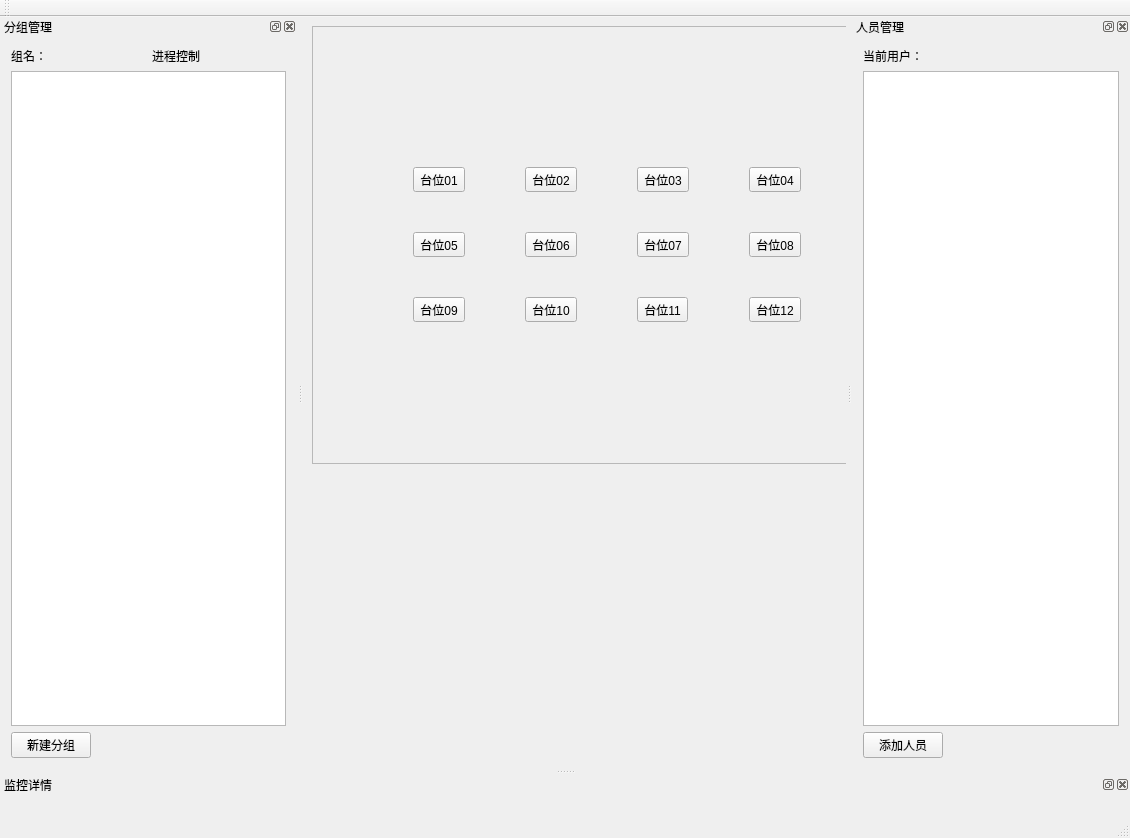
backto25/Stone, file mainwindow.ui: the form before one commit.
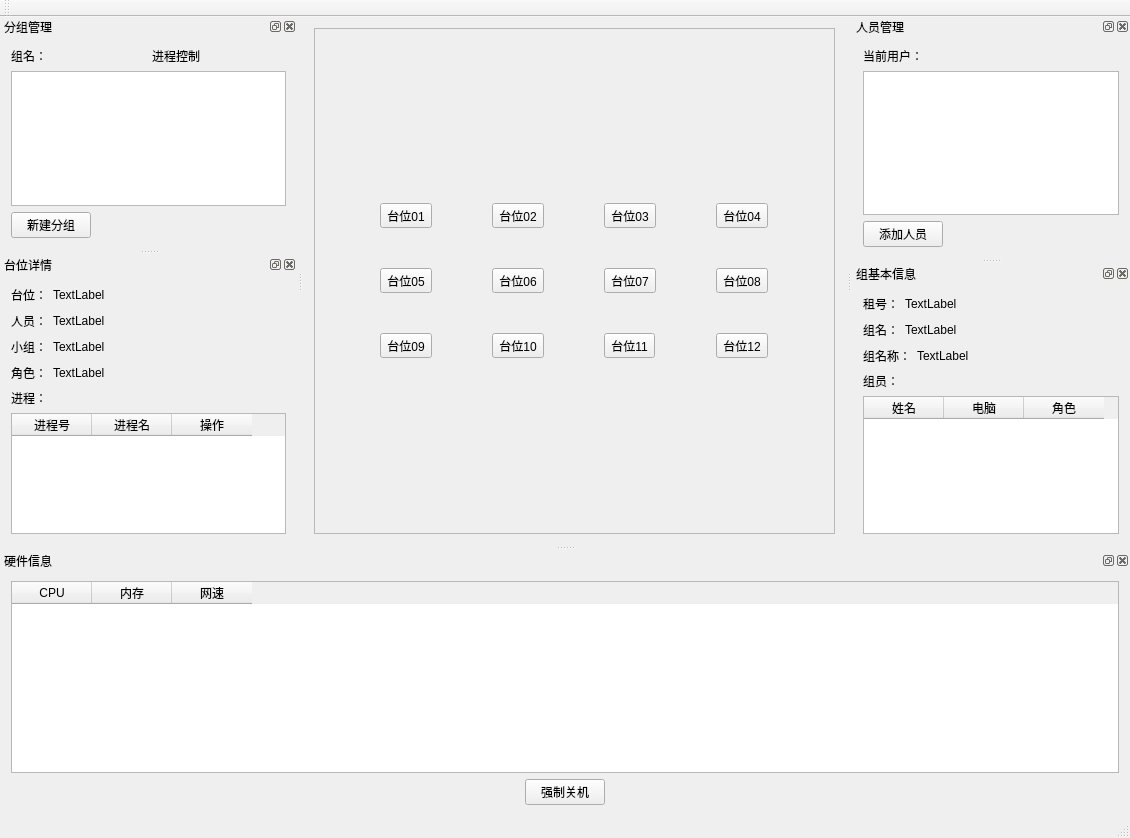
The form after the commit. Icons and pictures are not drawn.

Patch:
```diff
--- a/mainwindow.ui
+++ b/mainwindow.ui
@@ -17,15 +17,9 @@
    <enum>Qt::ToolButtonIconOnly</enum>
   </property>
   <widget class="QWidget" name="centralWidget">
+   <layout class="QGridLayout" name="gridLayout_8">
+    <item row="0" column="0">
    <widget class="QFrame" name="frame">
-    <property name="geometry">
-     <rect>
-      <x>9</x>
-      <y>9</y>
-      <width>590</width>
-      <height>438</height>
-     </rect>
-    </property>
     <property name="frameShape">
      <enum>QFrame::StyledPanel</enum>
     </property>
@@ -285,6 +279,8 @@
      </item>
     </layout>
    </widget>
+    </item>
+   </layout>
   </widget>
   <widget class="QMenuBar" name="menuBar">
    <property name="geometry">
@@ -431,20 +427,372 @@
   </widget>
   <widget class="QDockWidget" name="dockWidgetMonitor">
    <property name="windowTitle">
-    <string>监控详情</string>
+    <string>硬件信息</string>
    </property>
    <attribute name="dockWidgetArea">
     <number>8</number>
    </attribute>
    <widget class="QWidget" name="dockWidgetContents_2">
     <layout class="QGridLayout" name="gridLayout_5">
-     <item row="0" column="1">
-      <widget class="QStackedWidget" name="stackedWidget">
-       <property name="currentIndex">
+     <item row="0" column="0">
+      <widget class="QTableWidget" name="tableWidget_3">
+       <attribute name="horizontalHeaderDefaultSectionSize">
+        <number>80</number>
+       </attribute>
+       <column>
+        <property name="text">
+         <string>CPU</string>
+        </property>
+       </column>
+       <column>
+        <property name="text">
+         <string>内存</string>
+        </property>
+       </column>
+       <column>
+        <property name="text">
+         <string>网速</string>
+        </property>
+       </column>
+      </widget>
+     </item>
+     <item row="1" column="0">
+      <layout class="QHBoxLayout" name="horizontalLayout_9">
+       <item>
+        <spacer name="horizontalSpacer_3">
+         <property name="orientation">
+          <enum>Qt::Horizontal</enum>
+         </property>
+         <property name="sizeHint" stdset="0">
+          <size>
+           <width>40</width>
+           <height>20</height>
+          </size>
+         </property>
+        </spacer>
+       </item>
+       <item>
+        <widget class="QPushButton" name="pushButton_2">
+         <property name="text">
+          <string>强制关机</string>
+         </property>
+        </widget>
+       </item>
+       <item>
+        <spacer name="horizontalSpacer_7">
+         <property name="orientation">
+          <enum>Qt::Horizontal</enum>
+         </property>
+         <property name="sizeHint" stdset="0">
+          <size>
+           <width>40</width>
+           <height>20</height>
+          </size>
+         </property>
+        </spacer>
+       </item>
+      </layout>
+     </item>
+    </layout>
+   </widget>
+  </widget>
+  <widget class="QDockWidget" name="dockWidgetGroupInfo">
+   <property name="windowTitle">
+    <string>组基本信息</string>
+   </property>
+   <attribute name="dockWidgetArea">
+    <number>2</number>
+   </attribute>
+   <widget class="QWidget" name="dockWidgetContents_3">
+    <layout class="QGridLayout" name="gridLayout_6">
+     <item row="0" column="0">
+      <layout class="QHBoxLayout" name="horizontalLayout_4">
+       <item>
+        <widget class="QLabel" name="label_4">
+         <property name="text">
+          <string>租号：</string>
+         </property>
+        </widget>
+       </item>
+       <item>
+        <widget class="QLabel" name="label_19">
+         <property name="text">
+          <string>TextLabel</string>
+         </property>
+        </widget>
+       </item>
+       <item>
+        <spacer name="horizontalSpacer_2">
+         <property name="orientation">
+          <enum>Qt::Horizontal</enum>
+         </property>
+         <property name="sizeHint" stdset="0">
+          <size>
+           <width>40</width>
+           <height>20</height>
+          </size>
+         </property>
+        </spacer>
+       </item>
+      </layout>
+     </item>
+     <item row="1" column="0">
+      <layout class="QHBoxLayout" name="horizontalLayout_2">
+       <item>
+        <widget class="QLabel" name="label_5">
+         <property name="text">
+          <string>组名：</string>
+         </property>
+        </widget>
+       </item>
+       <item>
+        <widget class="QLabel" name="label_6">
+         <property name="text">
+          <string>TextLabel</string>
+         </property>
+        </widget>
+       </item>
+       <item>
+        <spacer name="horizontalSpacer_4">
+         <property name="orientation">
+          <enum>Qt::Horizontal</enum>
+         </property>
+         <property name="sizeHint" stdset="0">
+          <size>
+           <width>40</width>
+           <height>20</height>
+          </size>
+         </property>
+        </spacer>
+       </item>
+      </layout>
+     </item>
+     <item row="2" column="0">
+      <layout class="QHBoxLayout" name="horizontalLayout_3">
+       <item>
+        <widget class="QLabel" name="label_7">
+         <property name="text">
+          <string>组名称：</string>
+         </property>
+        </widget>
+       </item>
+       <item>
+        <widget class="QLabel" name="label_8">
+         <property name="text">
+          <string>TextLabel</string>
+         </property>
+        </widget>
+       </item>
+       <item>
+        <spacer name="horizontalSpacer_5">
+         <property name="orientation">
+          <enum>Qt::Horizontal</enum>
+         </property>
+         <property name="sizeHint" stdset="0">
+          <size>
+           <width>40</width>
+           <height>20</height>
+          </size>
+         </property>
+        </spacer>
+       </item>
+      </layout>
+     </item>
+     <item row="3" column="0">
+      <widget class="QLabel" name="label_9">
+       <property name="text">
+        <string>组员：</string>
+       </property>
+      </widget>
+     </item>
+     <item row="4" column="0">
+      <widget class="QTableWidget" name="tableWidget">
+       <attribute name="horizontalHeaderDefaultSectionSize">
+        <number>80</number>
+       </attribute>
+       <column>
+        <property name="text">
+         <string>姓名</string>
+        </property>
+       </column>
+       <column>
+        <property name="text">
+         <string>电脑</string>
+        </property>
+       </column>
+       <column>
+        <property name="text">
+         <string>角色</string>
+        </property>
+       </column>
+      </widget>
+     </item>
+    </layout>
+   </widget>
+  </widget>
+  <widget class="QDockWidget" name="dockWidgetPosition">
+   <property name="windowIcon">
+    <iconset theme="台位详情"/>
+   </property>
+   <property name="windowTitle">
+    <string>台位详情</string>
+   </property>
+   <attribute name="dockWidgetArea">
         <number>1</number>
-       </property>
-       <widget class="QWidget" name="page"/>
-       <widget class="QWidget" name="page_2"/>
+   </attribute>
+   <widget class="QWidget" name="dockWidgetContents_4">
+    <layout class="QGridLayout" name="gridLayout_7">
+     <item row="0" column="0">
+      <layout class="QHBoxLayout" name="horizontalLayout_5">
+       <item>
+        <widget class="QLabel" name="label_10">
+         <property name="text">
+          <string>台位：</string>
+         </property>
+        </widget>
+       </item>
+       <item>
+        <widget class="QLabel" name="label_18">
+         <property name="text">
+          <string>TextLabel</string>
+         </property>
+        </widget>
+       </item>
+       <item>
+        <spacer name="horizontalSpacer_6">
+         <property name="orientation">
+          <enum>Qt::Horizontal</enum>
+         </property>
+         <property name="sizeHint" stdset="0">
+          <size>
+           <width>40</width>
+           <height>20</height>
+          </size>
+         </property>
+        </spacer>
+       </item>
+      </layout>
+     </item>
+     <item row="1" column="0">
+      <layout class="QHBoxLayout" name="horizontalLayout_6">
+       <item>
+        <widget class="QLabel" name="label_11">
+         <property name="text">
+          <string>人员：</string>
+         </property>
+        </widget>
+       </item>
+       <item>
+        <widget class="QLabel" name="label_12">
+         <property name="text">
+          <string>TextLabel</string>
+         </property>
+        </widget>
+       </item>
+       <item>
+        <spacer name="horizontalSpacer_8">
+         <property name="orientation">
+          <enum>Qt::Horizontal</enum>
+         </property>
+         <property name="sizeHint" stdset="0">
+          <size>
+           <width>40</width>
+           <height>20</height>
+          </size>
+         </property>
+        </spacer>
+       </item>
+      </layout>
+     </item>
+     <item row="2" column="0">
+      <layout class="QHBoxLayout" name="horizontalLayout_7">
+       <item>
+        <widget class="QLabel" name="label_13">
+         <property name="text">
+          <string>小组：</string>
+         </property>
+        </widget>
+       </item>
+       <item>
+        <widget class="QLabel" name="label_14">
+         <property name="text">
+          <string>TextLabel</string>
+         </property>
+        </widget>
+       </item>
+       <item>
+        <spacer name="horizontalSpacer_9">
+         <property name="orientation">
+          <enum>Qt::Horizontal</enum>
+         </property>
+         <property name="sizeHint" stdset="0">
+          <size>
+           <width>40</width>
+           <height>20</height>
+          </size>
+         </property>
+        </spacer>
+       </item>
+      </layout>
+     </item>
+     <item row="3" column="0">
+      <layout class="QHBoxLayout" name="horizontalLayout_8">
+       <item>
+        <widget class="QLabel" name="label_15">
+         <property name="text">
+          <string>角色：</string>
+         </property>
+        </widget>
+       </item>
+       <item>
+        <widget class="QLabel" name="label_16">
+         <property name="text">
+          <string>TextLabel</string>
+         </property>
+        </widget>
+       </item>
+       <item>
+        <spacer name="horizontalSpacer_10">
+         <property name="orientation">
+          <enum>Qt::Horizontal</enum>
+         </property>
+         <property name="sizeHint" stdset="0">
+          <size>
+           <width>40</width>
+           <height>20</height>
+          </size>
+         </property>
+        </spacer>
+       </item>
+      </layout>
+     </item>
+     <item row="4" column="0">
+      <widget class="QLabel" name="label_17">
+       <property name="text">
+        <string>进程：</string>
+       </property>
+      </widget>
+     </item>
+     <item row="5" column="0">
+      <widget class="QTableWidget" name="tableWidget_2">
+       <attribute name="horizontalHeaderDefaultSectionSize">
+        <number>80</number>
+       </attribute>
+       <column>
+        <property name="text">
+         <string>进程号</string>
+        </property>
+       </column>
+       <column>
+        <property name="text">
+         <string>进程名</string>
+        </property>
+       </column>
+       <column>
+        <property name="text">
+         <string>操作</string>
+        </property>
+       </column>
       </widget>
      </item>
     </layout>
```
Left out of the diff: 2 changed lines with no effect on the pictures. Lines whose indentation alone changed are shown as unchanged.
